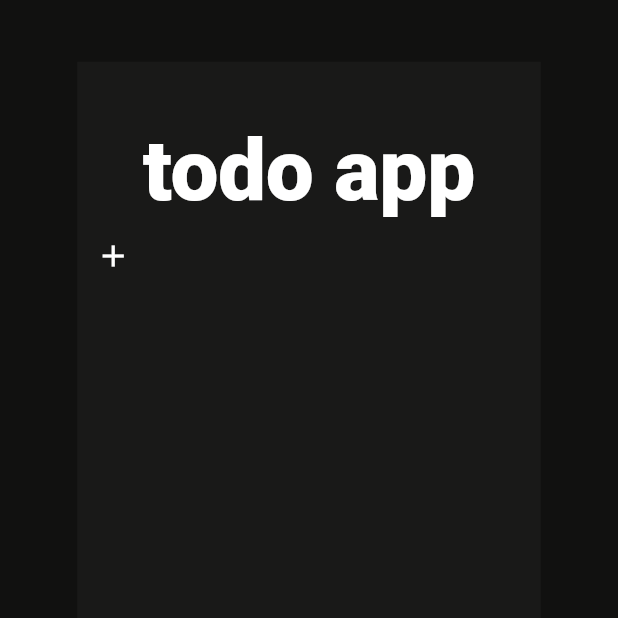
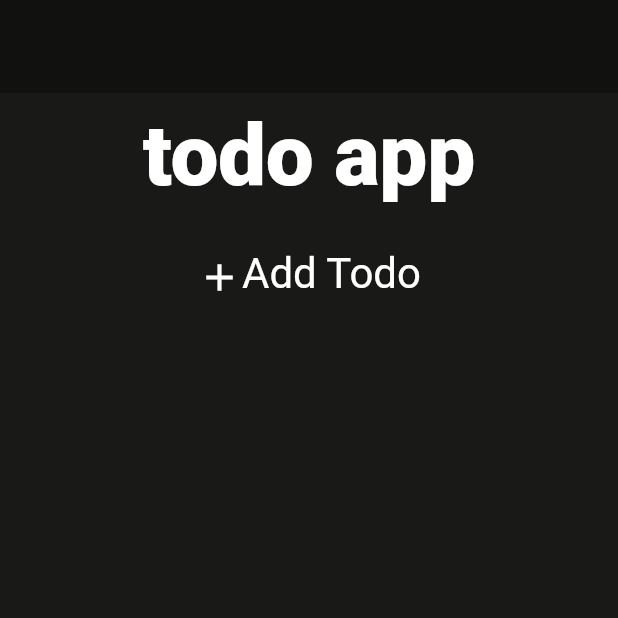
Before and after one commit to IM-THE-GRASS/flutter-todo, a Flutter app: the screen it shows after launch, on a phone screen of 412 x 824 dp, the top half of it. Run offline on Flutter 3.47's test engine with Material 3 defaults, Android fonts, the phone set to English and light mode, and no system bars.

Commit message:
add task button

```diff
--- a/flutter_todo/lib/main.dart
+++ b/flutter_todo/lib/main.dart
@@ -3,14 +3,21 @@ import 'package:flutter/material.dart';
 void main() {
   runApp(const MyApp());
 }
-class Homepage extends StatefulWidget {
-  const Homepage({super.key});
+
+
+
+
+
+
+
+class addTask extends StatefulWidget {
+  const addTask({super.key});
 
   @override
-  State<Homepage> createState() => _HomepageState();
+  State<addTask> createState() => addTaskState();
 }
 
-class _HomepageState extends State<Homepage> {
+class addTaskState extends State<addTask> {
   List<String> _todos = [];
   final TextEditingController _controller = TextEditingController();
 
@@ -21,33 +28,7 @@ class _HomepageState extends State<Homepage> {
   }
   @override
   Widget build(BuildContext context) {
-    return Container(
-      color: Color(0xFF111110),
-      child: LayoutBuilder(
-        builder:(BuildContext context, BoxConstraints constraints) {
-          return Center(
-
-            child: Container(
-              color: const Color(0xFF191918),
-              width: constraints.maxWidth * 0.75,
-              height: constraints.maxHeight * 0.9,
-              child: Column(
-                children: [
-                  Container(
-                    color: Colors.transparent,
-                    margin: EdgeInsets.only(top: constraints.maxHeight * 0.05),
-                    child: Text(
-                      "todo app",
-                      style: Theme.of(context).textTheme.displayLarge!.copyWith(
-                        color: Colors.white,
-                        fontWeight: FontWeight.w800
-                      ),
-                    ),
-                  ),
-                  Center(
-                    child: Row(
-                      children: [
-                        IconButton(
+    return IconButton(
       onPressed: () => showDialog(
         context: context,
         builder: (BuildContext context) => AlertDialog(
@@ -66,19 +47,66 @@ class _HomepageState extends State<Homepage> {
           backgroundColor: const Color(0xFF191918),
         )
       ),
-                          icon: Icon(Icons.add),
-                          color: Colors.white
+      icon: Row(
+        children: [
+          Icon(
+            Icons.add,
+            color: Colors.white,
           ),
+          SizedBox(width: 0),
+          Padding(
+            padding: const EdgeInsets.only(bottom: 6),
+            child: Text("Add Todo", style: Theme.of(context).textTheme.headlineMedium,),
+          )
+        ]
+
+      ),
+      color: Colors.white,
+      iconSize: 30
+    );
+  }
+}
+
+class Homepage extends StatefulWidget {
+  const Homepage({super.key});
+
+  @override
+  State<Homepage> createState() => _HomepageState();
+}
+
+class _HomepageState extends State<Homepage> {
+
+  @override
+  Widget build(BuildContext context) {
+    return Container(
+      color: Color(0xFF111110),
+      child: Center(
+        child: Container(
+          color: const Color(0xFF191918),
+          width: 900,
+          height: 700,
+          child: Column(
+            children: [
+              Container(
+                color: Colors.transparent,
+                margin: EdgeInsets.only(top: 10),
+                child: Text(
+                  "todo app",
+                  style: Theme.of(context).textTheme.displayLarge
+                ),
+              ),
+              SizedBox(height: 20),
+              Row(
+                mainAxisAlignment: MainAxisAlignment.center,
+
+                children: [
+                  addTask(),
                 ],
-                    ),
               )
             ],
           ),
         ),
-          );
-
-        },
-      ),
+      )
     );
   }
 }
@@ -90,7 +118,16 @@ class MyApp extends StatelessWidget {
     return MaterialApp(
       home: Homepage(),
       theme: ThemeData(
-        textTheme: Typography.blackMountainView
+        textTheme: Typography.blackMountainView.copyWith(
+          displayLarge: TextStyle(
+            color: Colors.white,
+            fontWeight: FontWeight.w800
+          ),
+          headlineMedium: TextStyle(
+            color: Colors.white,
+            fontWeight: FontWeight.w400
+          ),
+        )
       ),
     );
   }
```
Lines whose indentation alone changed are shown as unchanged.
